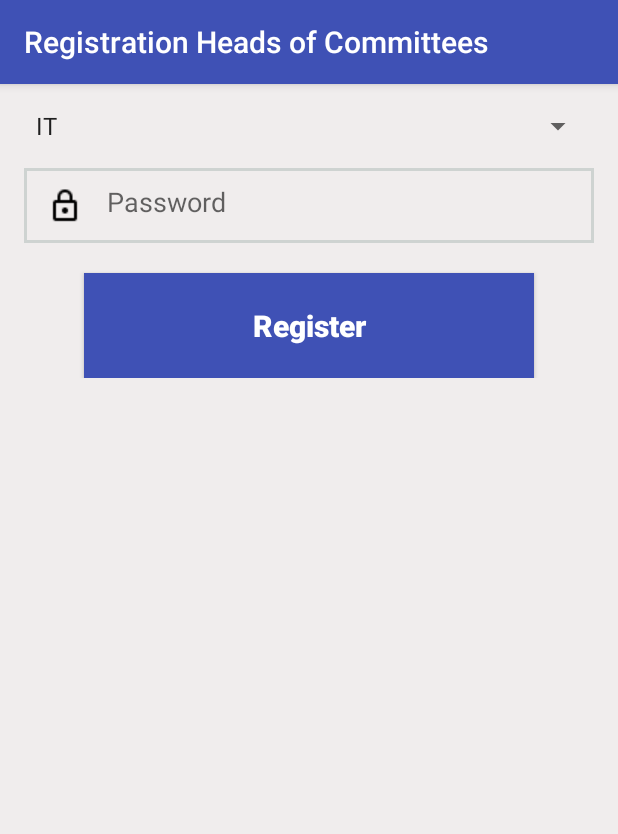
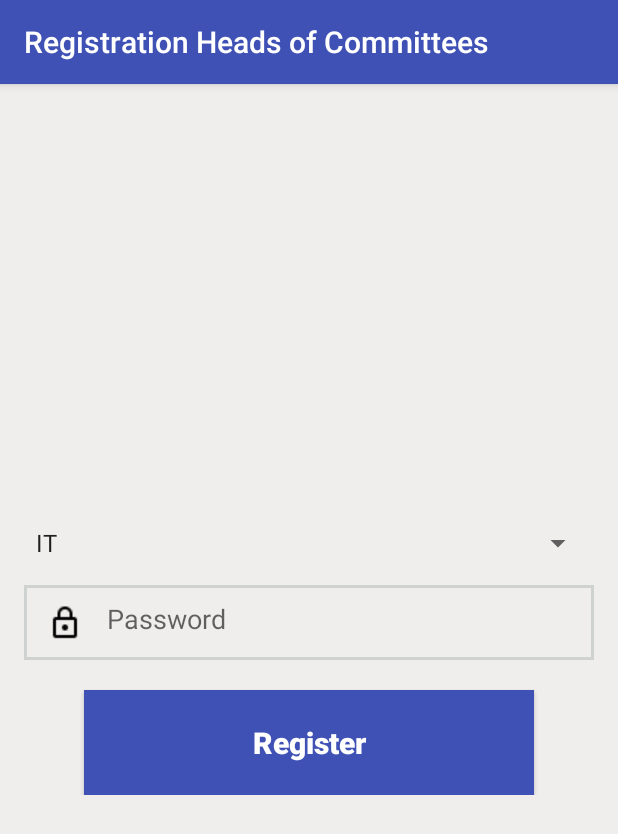
Before and after one commit to AmrAbdelhameed/ToRegistrationAsHeads, an Android app: the screen it shows after launch (MainActivity), on a phone screen of 412 x 824 dp. Shown: the top 834 px of the screen. Run offline under Robolectric (Android 15) with nearby library versions, the phone set to English and light mode, and no system bars; our stand-ins replace Firebase (no records; nobody signed in at launch, a user with empty details on screens opened directly).

Commit message:
Change Design

```diff
--- a/app/src/main/res/layout/activity_main.xml
+++ b/app/src/main/res/layout/activity_main.xml
@@ -10,6 +10,11 @@
     android:paddingTop="@dimen/activity_vertical_margin"
     tools:context="com.example.amr.toregistrationasheads.MainActivity">
 
+    <FrameLayout
+        android:id="@+id/content_frame"
+        android:layout_width="match_parent"
+        android:layout_height="match_parent">
+
         <ScrollView
             android:layout_width="match_parent"
             android:layout_height="match_parent">
@@ -17,6 +22,7 @@
             <LinearLayout
                 android:layout_width="match_parent"
                 android:layout_height="wrap_content"
+                android:layout_gravity="center"
                 android:orientation="vertical">
 
                 <Spinner
@@ -58,6 +64,5 @@
 
             </LinearLayout>
         </ScrollView>
-
-
+    </FrameLayout>
 </RelativeLayout>
```
Lines whose indentation alone changed are shown as unchanged.
